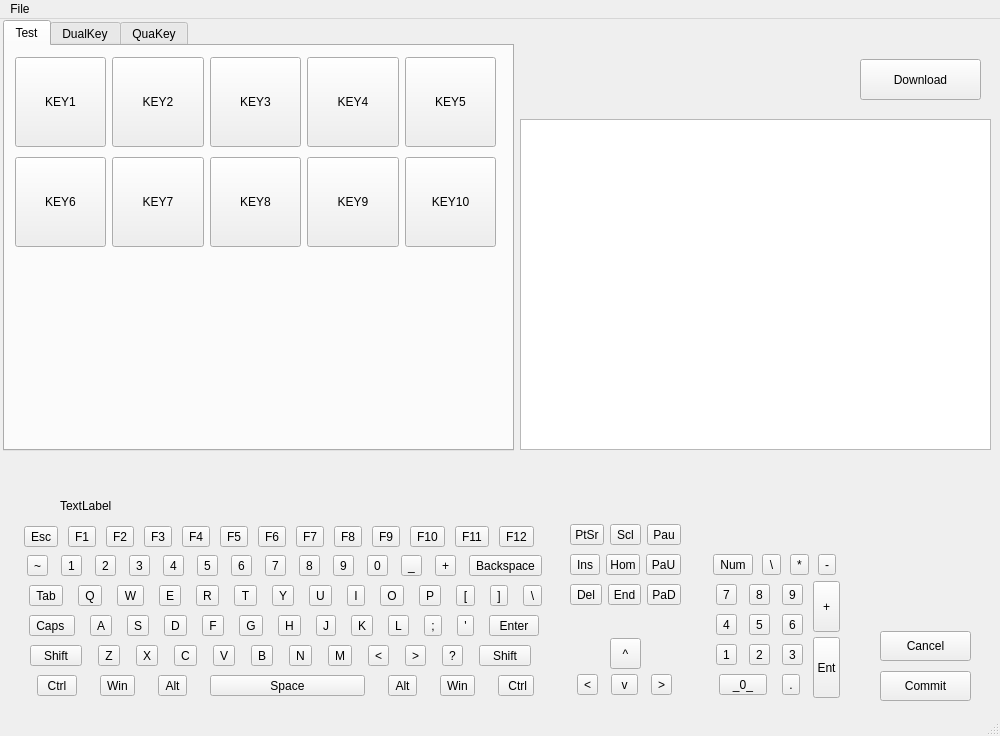
The window that KeyBoardSetter/KeyboardSetter/mainwindow.ui (TabbycatPie/CustomKeyboard) describes before a commit, drawn with Qt 5.
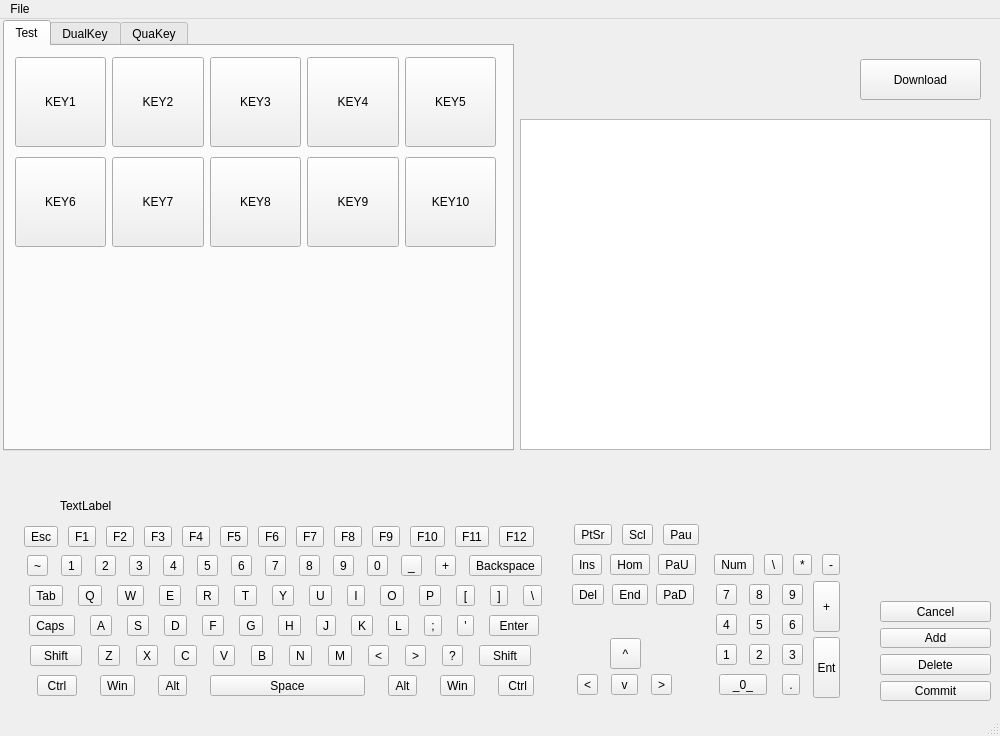
The same window after the commit.

```diff
--- a/KeyBoardSetter/KeyboardSetter/mainwindow.ui
+++ b/KeyBoardSetter/KeyboardSetter/mainwindow.ui
@@ -850,7 +850,7 @@
       <rect>
        <x>20</x>
        <y>180</y>
-       <width>531</width>
+       <width>538</width>
        <height>30</height>
       </rect>
      </property>
@@ -965,32 +965,6 @@
       <string>TextLabel</string>
      </property>
     </widget>
-    <widget class="QPushButton" name="btn_setcommit">
-     <property name="geometry">
-      <rect>
-       <x>880</x>
-       <y>180</y>
-       <width>91</width>
-       <height>30</height>
-      </rect>
-     </property>
-     <property name="text">
-      <string>Commit</string>
-     </property>
-    </widget>
-    <widget class="QPushButton" name="btn_setcancel">
-     <property name="geometry">
-      <rect>
-       <x>880</x>
-       <y>140</y>
-       <width>91</width>
-       <height>30</height>
-      </rect>
-     </property>
-     <property name="text">
-      <string>Cancel</string>
-     </property>
-    </widget>
     <widget class="QWidget" name="layoutWidget">
      <property name="geometry">
       <rect>
@@ -1099,7 +1073,7 @@
       <rect>
        <x>570</x>
        <y>30</y>
-       <width>111</width>
+       <width>134</width>
        <height>28</height>
       </rect>
      </property>
@@ -1132,7 +1106,7 @@
       <rect>
        <x>570</x>
        <y>60</y>
-       <width>111</width>
+       <width>128</width>
        <height>28</height>
       </rect>
      </property>
@@ -1165,7 +1139,7 @@
       <rect>
        <x>570</x>
        <y>90</y>
-       <width>111</width>
+       <width>128</width>
        <height>28</height>
       </rect>
      </property>
@@ -1198,7 +1172,7 @@
       <rect>
        <x>710</x>
        <y>60</y>
-       <width>131</width>
+       <width>136</width>
        <height>28</height>
       </rect>
      </property>
@@ -1384,6 +1358,46 @@
       <string>Ent</string>
      </property>
     </widget>
+    <widget class="QWidget" name="verticalLayoutWidget">
+     <property name="geometry">
+      <rect>
+       <x>880</x>
+       <y>110</y>
+       <width>111</width>
+       <height>100</height>
+      </rect>
+     </property>
+     <layout class="QVBoxLayout" name="verticalLayout">
+      <item>
+       <widget class="QPushButton" name="btn_setcancel">
+        <property name="text">
+         <string>Cancel</string>
+        </property>
+       </widget>
+      </item>
+      <item>
+       <widget class="QPushButton" name="btn_setadd">
+        <property name="text">
+         <string>Add</string>
+        </property>
+       </widget>
+      </item>
+      <item>
+       <widget class="QPushButton" name="btn_setdelete">
+        <property name="text">
+         <string>Delete</string>
+        </property>
+       </widget>
+      </item>
+      <item>
+       <widget class="QPushButton" name="btn_setcommit">
+        <property name="text">
+         <string>Commit</string>
+        </property>
+       </widget>
+      </item>
+     </layout>
+    </widget>
    </widget>
   </widget>
   <action name="actionExit">
```
Left out of the diff: 2 changed lines with no effect on the pictures.
